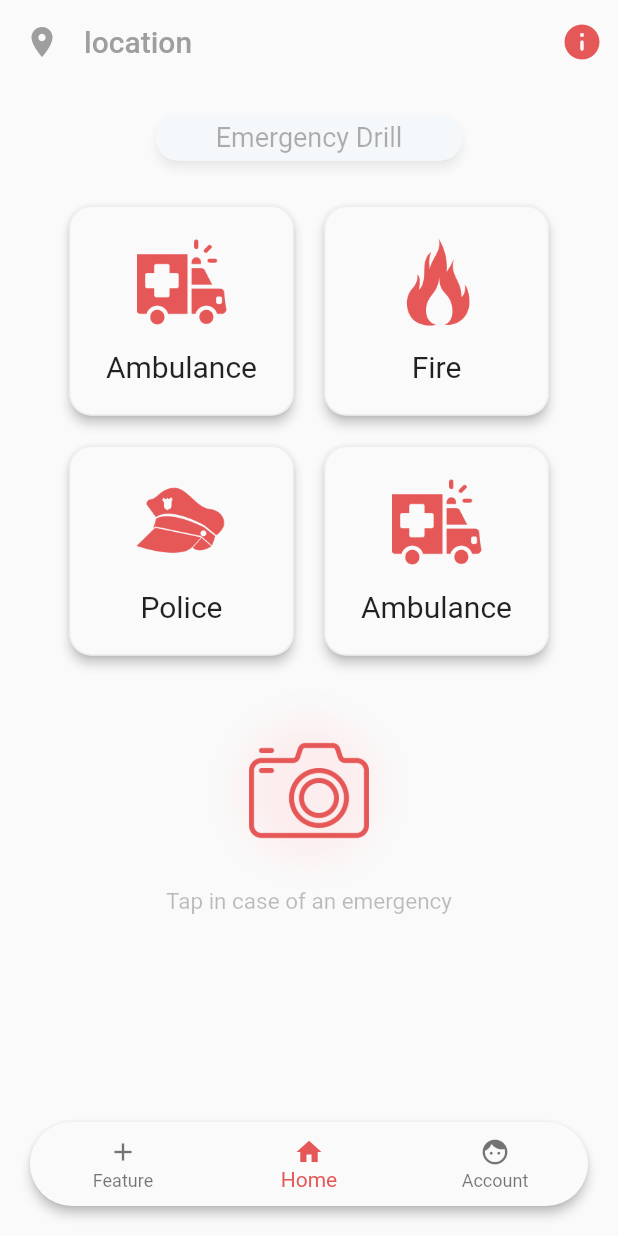
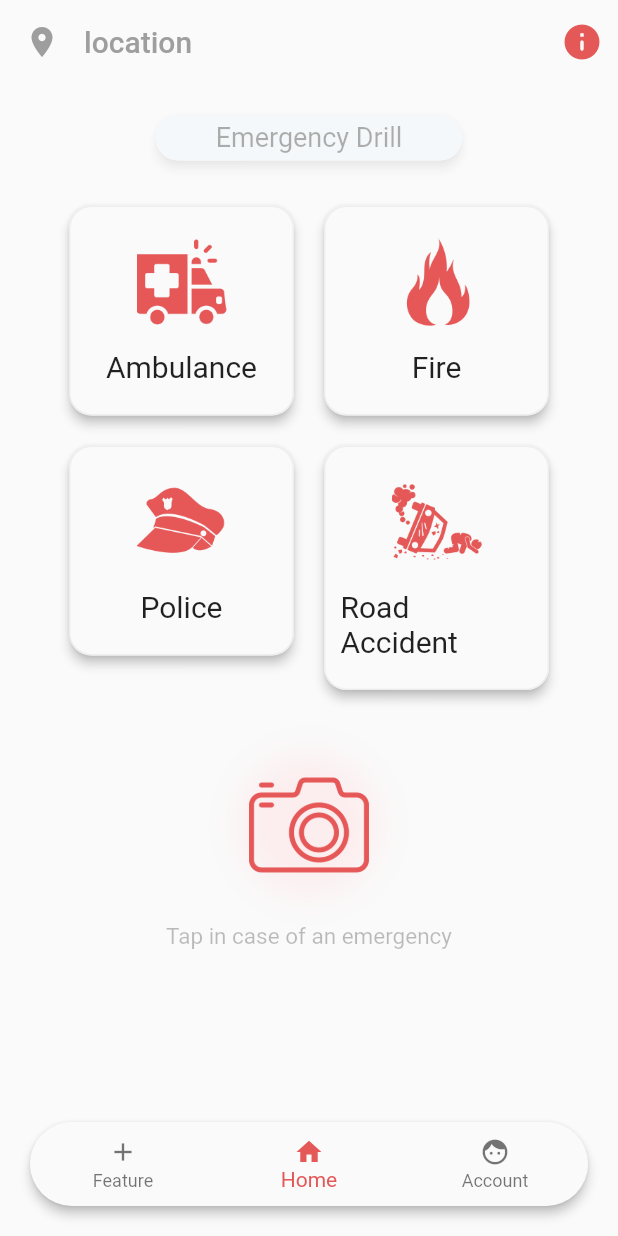
Before and after one commit to deliciafernandes/Alert, a Flutter app: the screen it shows after launch, on a phone screen of 412 x 824 dp. Run offline on Flutter 3.47's test engine with Material 2 defaults, Android fonts, the phone set to English and light mode, and no system bars; our stand-ins replace camera, permission_handler; missing offline and left inert: contact_picker.

Commit message:
Homepage update

```diff
--- a/lib/views/homepage.dart
+++ b/lib/views/homepage.dart
@@ -101,7 +101,7 @@ class _HomePageState extends State<HomePage>
                       ReusableEmergencyContainer(emergency: 'Ambulance'),
                       ReusableEmergencyContainer(emergency: 'Fire'),
                       ReusableEmergencyContainer(emergency: 'Police'),
-                      ReusableEmergencyContainer(emergency: 'Ambulance'),
+                      ReusableEmergencyContainer(emergency: 'Road Accident'),
                     ],
                   ),
                   SizedBox(height: 20.0),
```
Also changed, not shown: assets/images/Road Accident.png (added).
